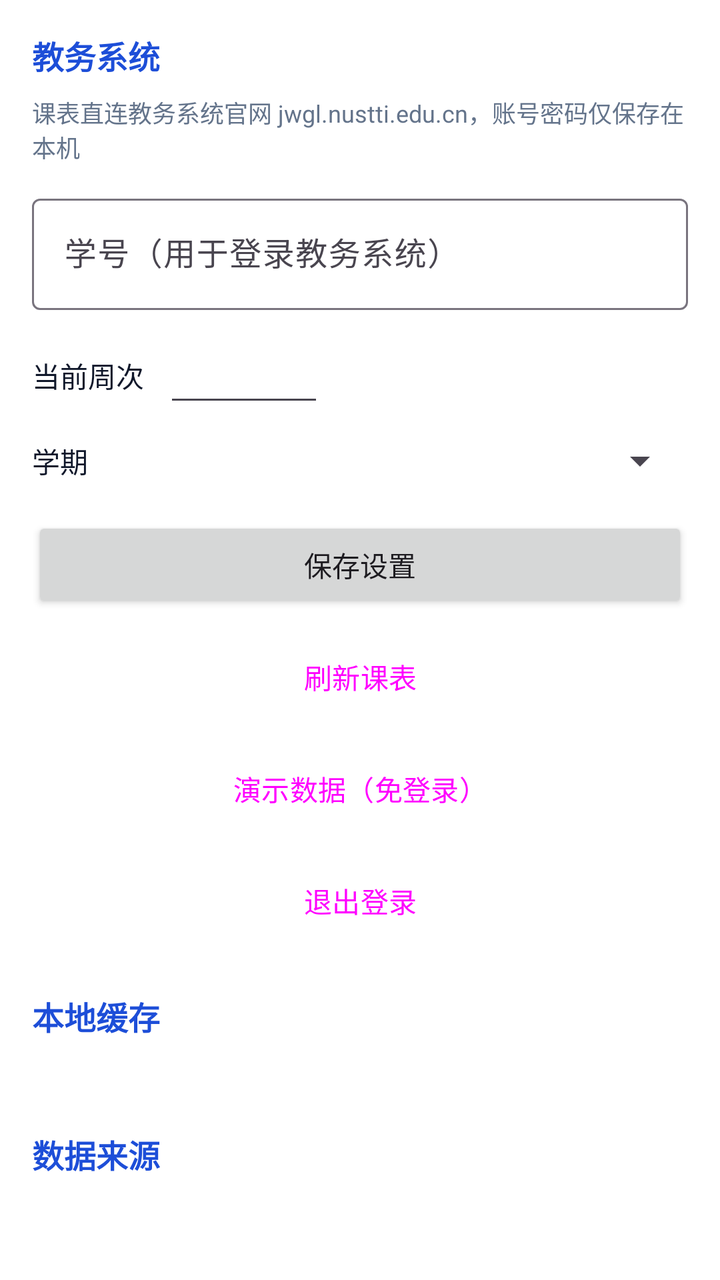
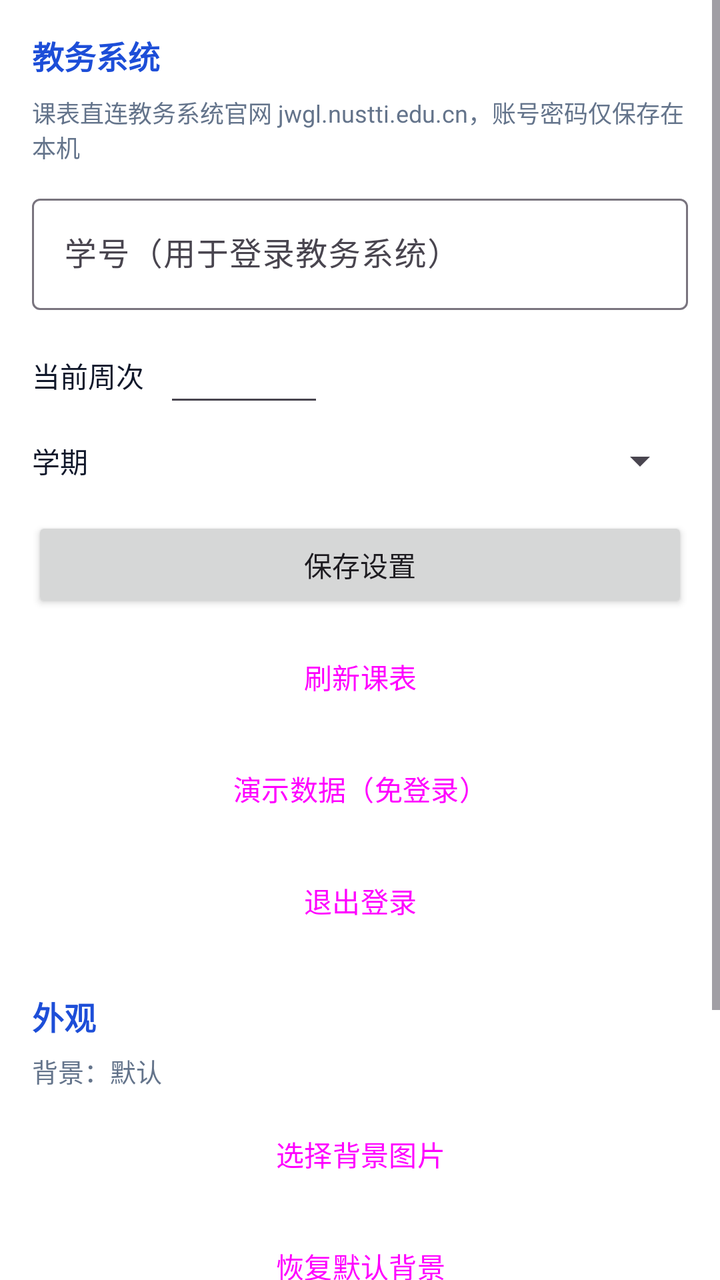

Screens rendered from an Android XML layout before and after an edit, with the pre-edit source and the edit as a unified diff.
<!-- AndroidManifest.xml: application theme Theme.NusttiTimetable -->
<!-- res/layout/fragment_settings.xml -->
<?xml version="1.0" encoding="utf-8"?>
<ScrollView xmlns:android="http://schemas.android.com/apk/res/android"
    android:layout_width="match_parent"
    android:layout_height="match_parent"
    android:background="@color/surface">

    <LinearLayout
        android:layout_width="match_parent"
        android:layout_height="wrap_content"
        android:orientation="vertical"
        android:padding="16dp">

        <TextView
            android:layout_width="wrap_content"
            android:layout_height="wrap_content"
            android:text="教务系统"
            android:textColor="@color/brand"
            android:textSize="16sp"
            android:textStyle="bold" />

        <TextView
            android:layout_width="match_parent"
            android:layout_height="wrap_content"
            android:layout_marginTop="8dp"
            android:text="@string/tip_jwgl"
            android:textColor="@color/text_secondary"
            android:textSize="12sp" />

        <com.google.android.material.textfield.TextInputLayout
            android:layout_width="match_parent"
            android:layout_height="wrap_content"
            android:layout_marginTop="12dp"
            android:hint="学号（用于登录教务系统）">

            <com.google.android.material.textfield.TextInputEditText
                android:id="@+id/etStudentId"
                android:layout_width="match_parent"
                android:layout_height="wrap_content"
                android:inputType="text"
                android:singleLine="true" />
        </com.google.android.material.textfield.TextInputLayout>

        <LinearLayout
            android:layout_width="match_parent"
            android:layout_height="wrap_content"
            android:layout_marginTop="12dp"
            android:gravity="center_vertical"
            android:orientation="horizontal">

            <TextView
                android:layout_width="wrap_content"
                android:layout_height="wrap_content"
                android:text="当前周次"
                android:textColor="@color/text_primary"
                android:textSize="14sp" />

            <EditText
                android:id="@+id/etWeek"
                android:layout_width="80dp"
                android:layout_height="wrap_content"
                android:layout_marginStart="10dp"
                android:inputType="number"
                android:singleLine="true" />

            <TextView
                android:id="@+id/tvWeekRange"
                android:layout_width="0dp"
                android:layout_height="wrap_content"
                android:layout_marginStart="10dp"
                android:layout_weight="1"
                android:textColor="@color/text_secondary"
                android:textSize="12sp" />
        </LinearLayout>

        <LinearLayout
            android:layout_width="match_parent"
            android:layout_height="wrap_content"
            android:layout_marginTop="10dp"
            android:gravity="center_vertical"
            android:orientation="horizontal">

            <TextView
                android:layout_width="wrap_content"
                android:layout_height="wrap_content"
                android:text="学期"
                android:textColor="@color/text_primary"
                android:textSize="14sp" />

            <Spinner
                android:id="@+id/spTerm"
                android:layout_width="0dp"
                android:layout_height="wrap_content"
                android:layout_marginStart="10dp"
                android:layout_weight="1" />
        </LinearLayout>

        <Button
            android:id="@+id/btnSave"
            android:layout_width="match_parent"
            android:layout_height="wrap_content"
            android:layout_marginTop="16dp"
            android:text="@string/action_save"
            android:textAllCaps="false" />

        <Button
            android:id="@+id/btnRefresh"
            style="?attr/materialButtonOutlinedStyle"
            android:layout_width="match_parent"
            android:layout_height="wrap_content"
            android:layout_marginTop="8dp"
            android:text="@string/action_refresh"
            android:textAllCaps="false" />

        <Button
            android:id="@+id/btnDemo"
            style="?attr/materialButtonOutlinedStyle"
            android:layout_width="match_parent"
            android:layout_height="wrap_content"
            android:layout_marginTop="8dp"
            android:text="@string/action_demo"
            android:textAllCaps="false" />

        <Button
            android:id="@+id/btnLogout"
            style="?attr/materialButtonOutlinedStyle"
            android:layout_width="match_parent"
            android:layout_height="wrap_content"
            android:layout_marginTop="8dp"
            android:text="@string/action_logout"
            android:textAllCaps="false" />

        <TextView
            android:layout_width="wrap_content"
            android:layout_height="wrap_content"
            android:layout_marginTop="22dp"
            android:text="本地缓存"
            android:textColor="@color/brand"
            android:textSize="16sp"
            android:textStyle="bold" />

        <TextView
            android:id="@+id/tvCacheInfo"
            android:layout_width="match_parent"
            android:layout_height="wrap_content"
            android:layout_marginTop="6dp"
            android:textColor="@color/text_secondary"
            android:textSize="13sp" />

        <TextView
            android:layout_width="wrap_content"
            android:layout_height="wrap_content"
            android:layout_marginTop="22dp"
            android:text="数据来源"
            android:textColor="@color/brand"
            android:textSize="16sp"
            android:textStyle="bold" />

        <TextView
            android:id="@+id/tvApiList"
            android:layout_width="match_parent"
            android:layout_height="wrap_content"
            android:layout_marginTop="6dp"
            android:textColor="@color/text_secondary"
            android:textSize="13sp" />
    </LinearLayout>
</ScrollView>
<!-- resources referenced by this layout -->
<resources>
  <color name="brand">#1D4ED8</color>
  <color name="surface">#FFFFFF</color>
  <color name="text_primary">#0F172A</color>
  <color name="text_secondary">#64748B</color>
  <string name="action_demo">演示数据（免登录）</string>
  <string name="action_logout">退出登录</string>
  <string name="action_refresh">刷新课表</string>
  <string name="action_save">保存设置</string>
  <string name="tip_jwgl">课表直连教务系统官网 jwgl.nustti.edu.cn，账号密码仅保存在本机</string>
  <style name="Theme.NusttiTimetable" parent="Theme.Material3.DayNight.NoActionBar">
          <item name="colorPrimary">@color/brand</item>
          <item name="colorPrimaryDark">@color/brand_dark</item>
          <item name="colorOnPrimary">@color/white</item>
          <item name="android:statusBarColor" tools:targetApi="l">@color/brand_dark</item>
      </style>
  <color name="brand_dark">#0F172A</color>
  <color name="white">#FFFFFFFF</color>
</resources>

<!-- the commit's change to res/layout/fragment_settings.xml (unified diff, before → after) -->
@@ -133,6 +133,42 @@
             android:layout_width="wrap_content"
             android:layout_height="wrap_content"
             android:layout_marginTop="22dp"
+            android:text="外观"
+            android:textColor="@color/brand"
+            android:textSize="16sp"
+            android:textStyle="bold" />
+
+        <TextView
+            android:id="@+id/tvBgStatus"
+            android:layout_width="match_parent"
+            android:layout_height="wrap_content"
+            android:layout_marginTop="6dp"
+            android:text="背景：默认"
+            android:textColor="@color/text_secondary"
+            android:textSize="13sp" />
+
+        <Button
+            android:id="@+id/btnPickBackground"
+            style="?attr/materialButtonOutlinedStyle"
+            android:layout_width="match_parent"
+            android:layout_height="wrap_content"
+            android:layout_marginTop="8dp"
+            android:text="选择背景图片"
+            android:textAllCaps="false" />
+
+        <Button
+            android:id="@+id/btnResetBackground"
+            style="?attr/materialButtonOutlinedStyle"
+            android:layout_width="match_parent"
+            android:layout_height="wrap_content"
+            android:layout_marginTop="8dp"
+            android:text="恢复默认背景"
+            android:textAllCaps="false" />
+
+        <TextView
+            android:layout_width="wrap_content"
+            android:layout_height="wrap_content"
+            android:layout_marginTop="22dp"
             android:text="本地缓存"
             android:textColor="@color/brand"
             android:textSize="16sp"
